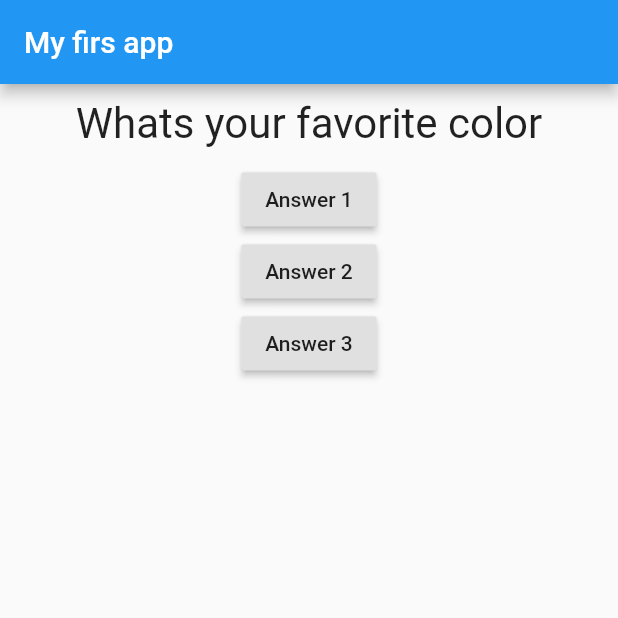
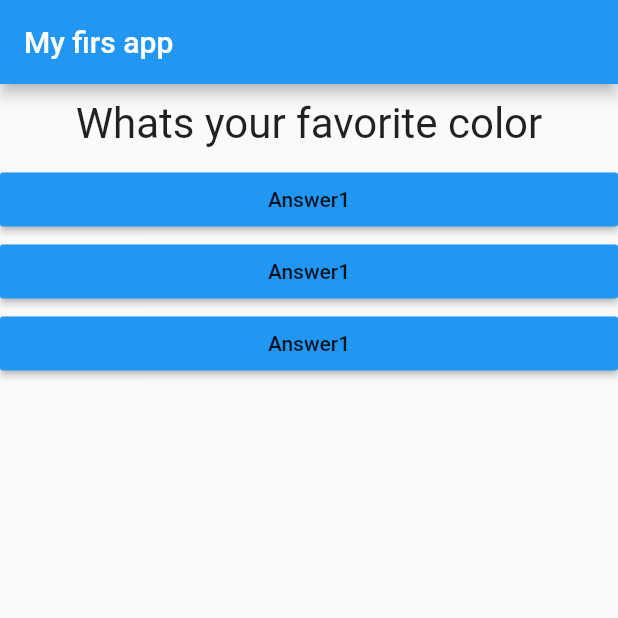
Before and after one commit to tstjerndal/flutter_complete_guide, a Flutter app: the screen it shows after launch, on a phone screen of 412 x 824 dp, the top half of it. Run offline on Flutter 3.47's test engine with Material 2 defaults, Android fonts, the phone set to English and light mode, and no system bars.

Commit message:
commit 4

```diff
--- /dev/null
+++ b/lib/answer.dart
@@ -0,0 +1,19 @@
+import 'package:flutter/material.dart';
+
+class Answer extends StatelessWidget {
+
+  final Function selectHandler;
+  Answer(this.selectHandler);
+  @override
+  Widget build(BuildContext context) {
+    return Container(
+      width: double.infinity,
+
+      child: RaisedButton(
+        color: Colors.blue,
+        child: Text('Answer1'),
+        onPressed: selectHandler,
+      ),
+    );
+  }
+}
--- a/lib/main.dart
+++ b/lib/main.dart
@@ -1,29 +1,30 @@
 import 'package:flutter/material.dart';
 import './question.dart';
+import './answer.dart';
 
 void main() => runApp(MyApp());
 
-class MyApp extends StatefulWidget{
-@override
+class MyApp extends StatefulWidget {
+  @override
   State<StatefulWidget> createState() {
     // TODO: implement createState
-    return _MyAppState() ;
+    return _MyAppState();
   }
 }
 
-class _MyAppState extends State <MyApp>{
+class _MyAppState extends State<MyApp> {
   var _questionIndex = 0;
-  void _answerQuestion(){
+  void _answerQuestion() {
     setState(() {
-      _questionIndex = _questionIndex+1;
+      _questionIndex = _questionIndex + 1;
     });
 
-    print (_questionIndex);
+    print(_questionIndex);
   }
 
   @override
   Widget build(BuildContext context) {
-    var questions= [
+    var questions = [
       'Whats your favorite color',
       'Whats your favorite animal',
     ];
@@ -37,19 +38,11 @@ class _MyAppState extends State <MyApp>{
         body: Column(
           children: [
             Question(
-            questions[_questionIndex]),
-            RaisedButton(
-              child: Text('Answer 1'),
-              onPressed: _answerQuestion,
+              questions[_questionIndex],
             ),
-            RaisedButton(
-              child: Text('Answer 2'),
-              onPressed: _answerQuestion,
-            ),
-            RaisedButton(
-              child: Text('Answer 3'),
-              onPressed: _answerQuestion,
-            ),
+            Answer(_answerQuestion),
+            Answer(_answerQuestion),
+            Answer(_answerQuestion),
           ],
         ),
       ),
```
